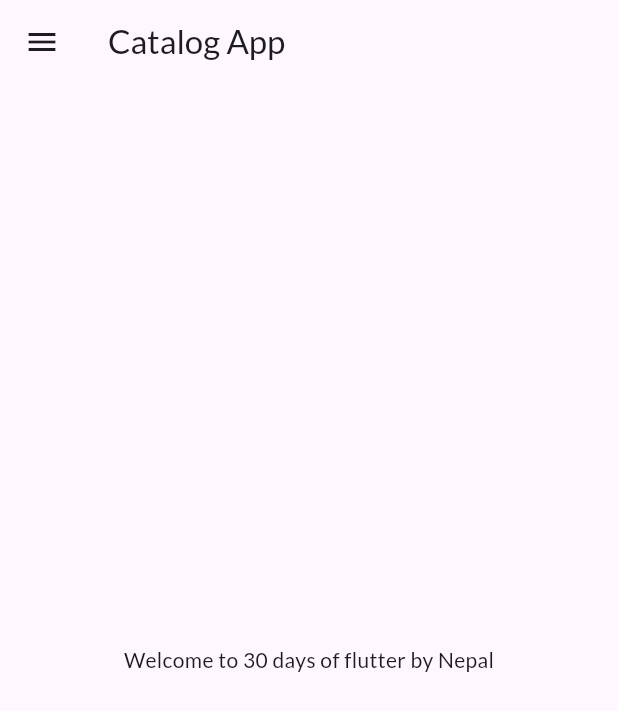
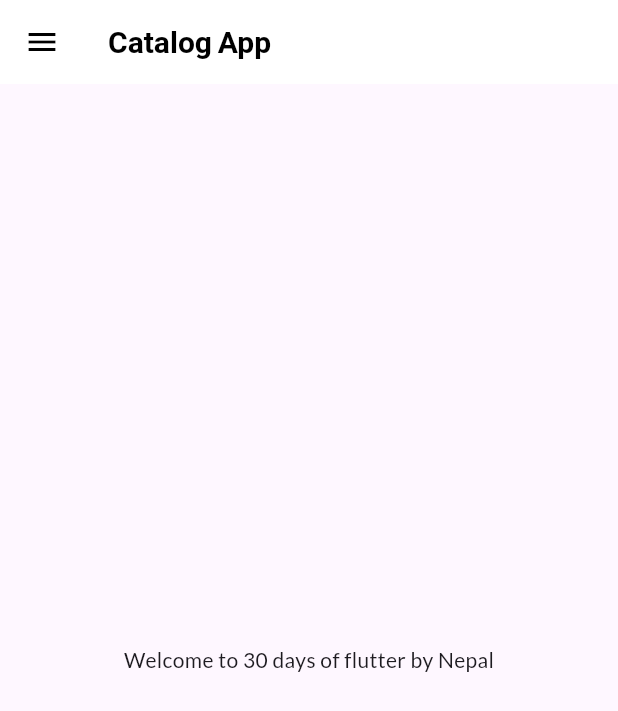
Before and after one commit to gayatrilamichhanegithub/flutter_catalog, a Flutter app: the screen it shows after launch, on a phone screen of 412 x 824 dp. Shown: the top 711 px of the screen. Run offline on Flutter 3.47's test engine with Material 3 defaults, Android fonts, the phone set to English and light mode, and no system bars; our stand-ins replace google_fonts.

Commit message:
Themes extracted

```diff
--- a/lib/main.dart
+++ b/lib/main.dart
@@ -2,6 +2,7 @@ import 'package:flutter/material.dart';
 import 'package:flutter_catalog/pages/home_page.dart';
 import 'package:flutter_catalog/pages/login_page.dart';
 import 'package:flutter_catalog/utils/routes.dart';
+import 'package:flutter_catalog/widgets/themes.dart';
 import 'package:google_fonts/google_fonts.dart';
 
 void main() {
@@ -15,15 +16,11 @@ class MyApp extends StatelessWidget {
   Widget build(BuildContext context) {
     return MaterialApp(
       themeMode: ThemeMode.light,
-      theme: ThemeData(
-        primarySwatch: Colors.deepOrange,
+      theme: MyTheme.LightTheme(context),
+      darkTheme: MyTheme.DarkTheme(context),
+      debugShowCheckedModeBanner: false,
+      initialRoute: MyRoutes.homeRoute,
 
-        fontFamily: GoogleFonts.lato().fontFamily,
-      ),
-
-      debugShowCheckedModeBanner: false,
-      darkTheme: ThemeData(brightness: Brightness.dark),
-      initialRoute: "/home",
       routes: {
         "/": (context) => LoginPage(),
         MyRoutes.homeRoute: (context) => HomePage(),
--- /dev/null
+++ b/lib/widgets/themes.dart
@@ -0,0 +1,24 @@
+import 'package:flutter/material.dart';
+import 'package:google_fonts/google_fonts.dart';
+
+class MyTheme {
+  static ThemeData LightTheme(BuildContext context) => ThemeData(
+    primarySwatch: Colors.deepPurple,
+    fontFamily: GoogleFonts.lato().fontFamily,
+    appBarTheme: const AppBarTheme(
+      color: Colors.white,
+      elevation: 0.0,
+      iconTheme: IconThemeData(color: Colors.black),
+
+      titleTextStyle: TextStyle(
+        color: Colors.black,
+        fontSize: 20,
+        fontWeight: FontWeight.w600,
+      ),
+      toolbarTextStyle: TextStyle(color: Colors.black),
+    ),
+  );
+
+  static ThemeData DarkTheme(BuildContext context) =>
+      ThemeData(brightness: Brightness.dark);
+}
--- a/pubspec.yaml
+++ b/pubspec.yaml
@@ -30,8 +30,8 @@ environment:
 dependencies:
   flutter:
     sdk: flutter
+  cupertino_icons: ^1.0.6
   google_fonts: ^6.1.0
-cupertino_icons: ^1.0.6
 
 dev_dependencies:
   flutter_test:
```
Also changed, not shown: pubspec.lock.
